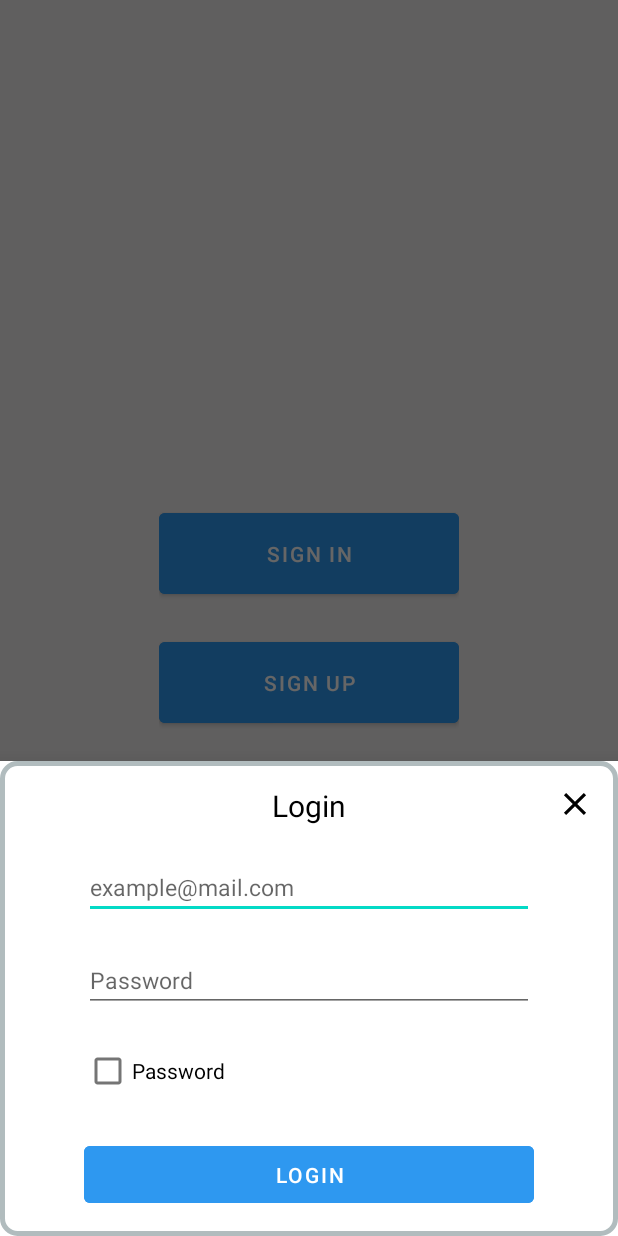
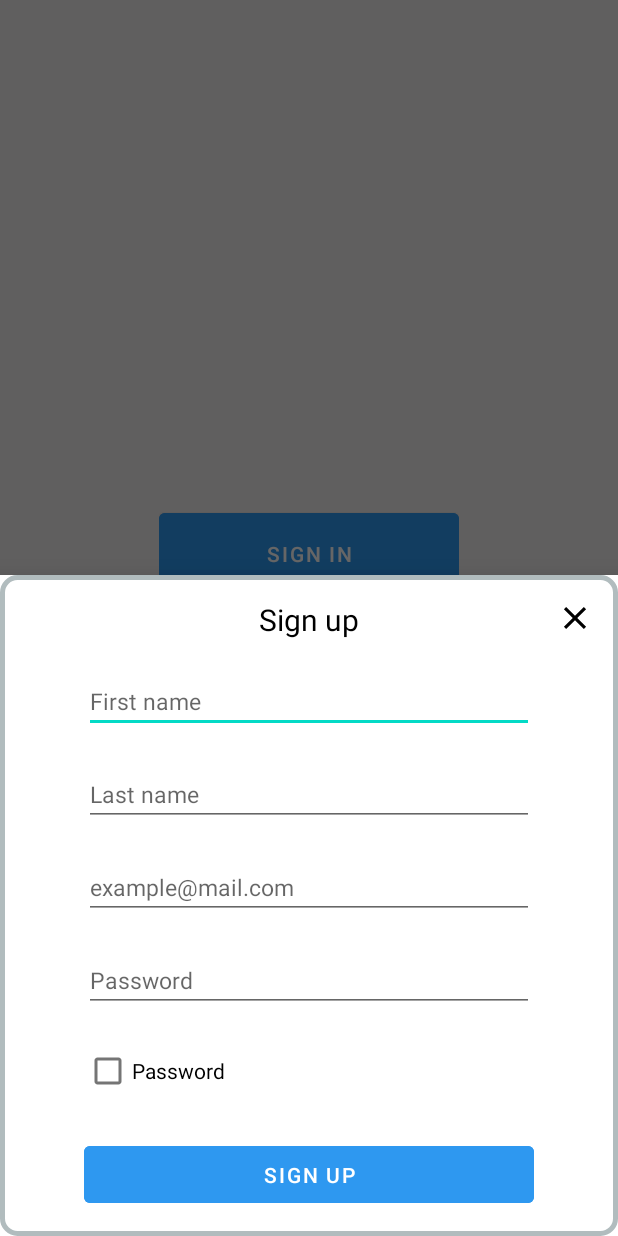
Before and after one commit to henriqueleote/tp1-c_protectu, an Android app: the fragment RegisterFragment placed in its activity, on a phone screen of 412 x 824 dp. Run offline under Robolectric (Android 15) with nearby library versions, the phone set to English and light mode, and no system bars; our stand-ins replace Firebase (no records; nobody signed in at launch, a user with empty details on screens opened directly).

Commit message:
Bug fix #2
Fixed the layout for the Register Fragment

```diff
--- a/ProtectU/app/src/main/java/cm/protectu/RegisterFragment.java
+++ b/ProtectU/app/src/main/java/cm/protectu/RegisterFragment.java
@@ -58,7 +58,7 @@ public class RegisterFragment extends BottomSheetDialogFragment {
     public View onCreateView(LayoutInflater inflater, @Nullable ViewGroup container, @Nullable Bundle savedInstanceState) {
 
         //Link the layout to the Fragment
-        View view = inflater.inflate(R.layout.login_bottom, container, false);
+        View view = inflater.inflate(R.layout.register_bottom, container, false);
 
         //Initialize Firebase Authentication
         mAuth = FirebaseAuth.getInstance();
```
